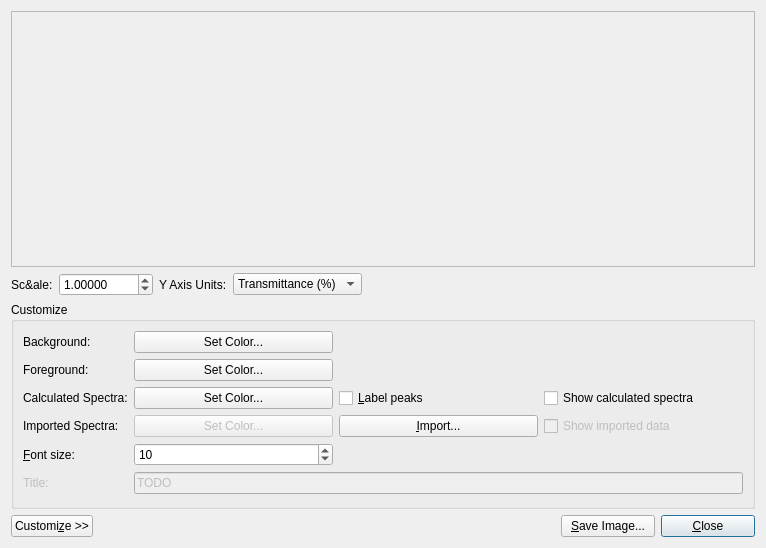
This is libavogadro/src/extensions/vibrationplot.ui in cryos/avogadro as Qt 5 draws it before an edit. The edited form follows.
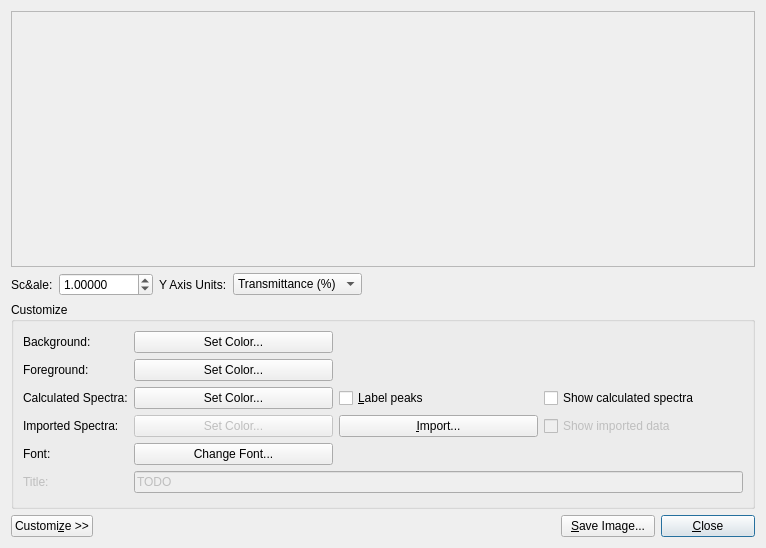
This is the edited form. Custom widgets are drawn as their Qt base class.

Commit message: Enable configuration of plot font in vibrationplot.*..

```diff
--- a/libavogadro/src/extensions/vibrationplot.ui
+++ b/libavogadro/src/extensions/vibrationplot.ui
@@ -183,10 +183,7 @@
       <item row="5" column="0" >
        <widget class="QLabel" name="label_5" >
         <property name="text" >
-         <string>&amp;Font size:</string>
-        </property>
-        <property name="buddy" >
-         <cstring>spin_fontSize</cstring>
+         <string>Font:</string>
         </property>
        </widget>
       </item>
@@ -210,19 +207,6 @@
         </property>
        </widget>
       </item>
-      <item row="5" column="1" >
-       <widget class="QSpinBox" name="spin_fontSize" >
-        <property name="minimum" >
-         <number>4</number>
-        </property>
-        <property name="maximum" >
-         <number>32</number>
-        </property>
-        <property name="value" >
-         <number>10</number>
-        </property>
-       </widget>
-      </item>
       <item row="2" column="0" >
        <widget class="QLabel" name="label_6" >
         <property name="text" >
@@ -264,6 +248,13 @@
         </property>
        </widget>
       </item>
+      <item row="5" column="1" >
+       <widget class="QPushButton" name="push_font" >
+        <property name="text" >
+         <string>Change Font...</string>
+        </property>
+       </widget>
+      </item>
      </layout>
     </widget>
    </item>
```
Left out of the diff: 4 changed lines with no effect on the pictures. The commit also changes 2 other files.
